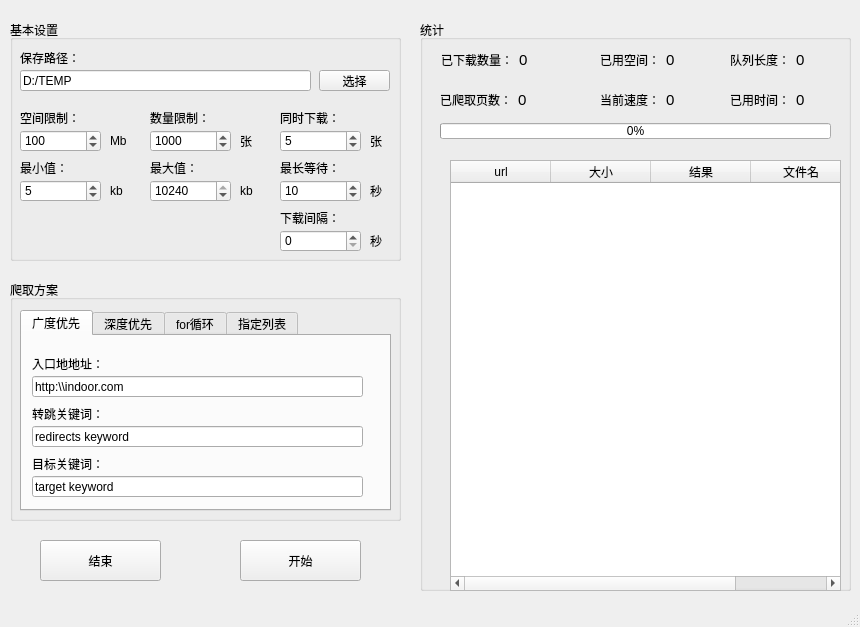
Above: Hunter/mainwindow.ui from BlackCarDriver/ImagesHunter before the change. Below: the same form after it.
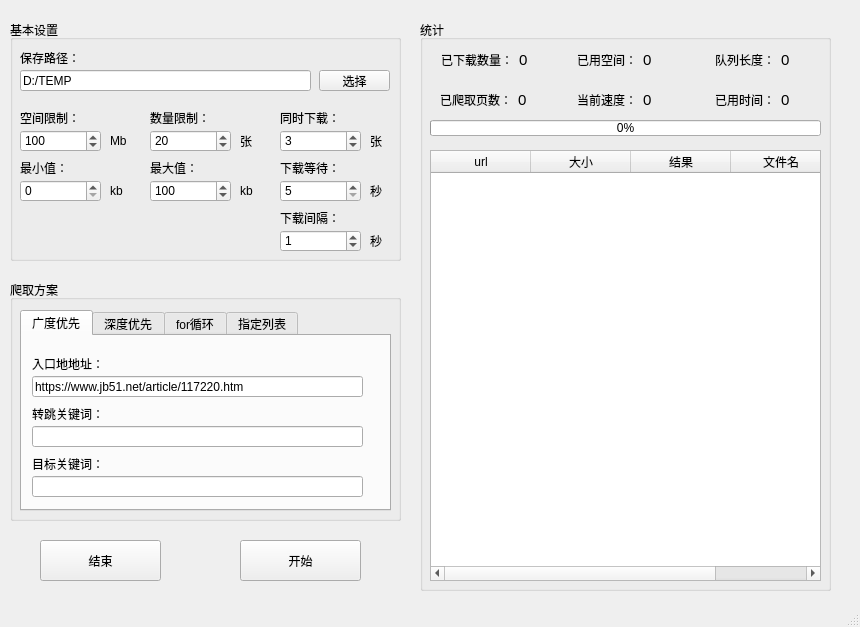
That is the form after the change.

Patch:
```diff
--- a/Hunter/mainwindow.ui
+++ b/Hunter/mainwindow.ui
@@ -152,7 +152,7 @@
       <number>90000</number>
      </property>
      <property name="value">
-      <number>1000</number>
+      <number>20</number>
      </property>
     </widget>
     <widget class="QSpinBox" name="spin_base_threadLimit">
@@ -171,7 +171,7 @@
       <number>10</number>
      </property>
      <property name="value">
-      <number>5</number>
+      <number>3</number>
      </property>
     </widget>
     <widget class="QLabel" name="lable_threadNum">
@@ -239,7 +239,7 @@
       <number>10240</number>
      </property>
      <property name="value">
-      <number>5</number>
+      <number>0</number>
      </property>
     </widget>
     <widget class="QLabel" name="label_12">
@@ -268,7 +268,7 @@
       <number>10240</number>
      </property>
      <property name="value">
-      <number>10240</number>
+      <number>100</number>
      </property>
     </widget>
     <widget class="QLabel" name="label_maximumSize">
@@ -313,7 +313,7 @@
       <number>30</number>
      </property>
      <property name="value">
-      <number>10</number>
+      <number>5</number>
      </property>
     </widget>
     <widget class="QLabel" name="label_longestWait">
@@ -326,7 +326,7 @@
       </rect>
      </property>
      <property name="text">
-      <string>最长等待：</string>
+      <string>下载等待：</string>
      </property>
     </widget>
     <widget class="QLabel" name="label_interval">
@@ -358,7 +358,7 @@
       <number>30</number>
      </property>
      <property name="value">
-      <number>0</number>
+      <number>1</number>
      </property>
     </widget>
     <widget class="QLabel" name="label_17">
@@ -413,7 +413,7 @@
         </rect>
        </property>
        <property name="text">
-        <string>http:\\indoor.com</string>
+        <string>https://www.jb51.net/article/117220.htm</string>
        </property>
       </widget>
       <widget class="QLabel" name="label_bfs_pathTP">
@@ -439,7 +439,7 @@
         </rect>
        </property>
        <property name="text">
-        <string>redirects keyword</string>
+        <string/>
        </property>
       </widget>
       <widget class="QLabel" name="label_bfs_lineKey">
@@ -478,7 +478,7 @@
         </rect>
        </property>
        <property name="text">
-        <string>target keyword</string>
+        <string/>
        </property>
       </widget>
      </widget>
@@ -706,7 +706,7 @@
      <rect>
       <x>420</x>
       <y>20</y>
-      <width>431</width>
+      <width>411</width>
       <height>571</height>
      </rect>
     </property>
@@ -716,10 +716,10 @@
     <widget class="QWidget" name="layoutWidget">
      <property name="geometry">
       <rect>
-       <x>180</x>
+       <x>157</x>
        <y>30</y>
-       <width>88</width>
-       <height>19</height>
+       <width>121</width>
+       <height>20</height>
       </rect>
      </property>
      <layout class="QHBoxLayout" name="horizontalLayout_2">
@@ -752,7 +752,7 @@
       <rect>
        <x>20</x>
        <y>70</y>
-       <width>118</width>
+       <width>121</width>
        <height>19</height>
       </rect>
      </property>
@@ -784,10 +784,10 @@
     <widget class="QWidget" name="layoutWidget_3">
      <property name="geometry">
       <rect>
-       <x>180</x>
+       <x>157</x>
        <y>70</y>
-       <width>88</width>
-       <height>19</height>
+       <width>121</width>
+       <height>20</height>
       </rect>
      </property>
      <layout class="QHBoxLayout" name="horizontalLayout_4">
@@ -818,8 +818,8 @@
     <widget class="QTableWidget" name="static_list">
      <property name="geometry">
       <rect>
-       <x>30</x>
-       <y>140</y>
+       <x>10</x>
+       <y>130</y>
        <width>391</width>
        <height>431</height>
       </rect>
@@ -850,7 +850,7 @@
       <rect>
        <x>21</x>
        <y>30</y>
-       <width>88</width>
+       <width>121</width>
        <height>19</height>
       </rect>
      </property>
@@ -882,8 +882,8 @@
     <widget class="QProgressBar" name="static_progressbar">
      <property name="geometry">
       <rect>
-       <x>20</x>
-       <y>103</y>
+       <x>10</x>
+       <y>100</y>
        <width>391</width>
        <height>16</height>
       </rect>
@@ -895,10 +895,10 @@
     <widget class="QWidget" name="layoutWidget">
      <property name="geometry">
       <rect>
-       <x>310</x>
+       <x>295</x>
        <y>70</y>
-       <width>76</width>
-       <height>19</height>
+       <width>101</width>
+       <height>20</height>
       </rect>
      </property>
      <layout class="QHBoxLayout" name="horizontalLayout_5">
@@ -929,10 +929,10 @@
     <widget class="QWidget" name="layoutWidget">
      <property name="geometry">
       <rect>
-       <x>310</x>
+       <x>295</x>
        <y>30</y>
-       <width>76</width>
-       <height>19</height>
+       <width>101</width>
+       <height>20</height>
       </rect>
      </property>
      <layout class="QHBoxLayout" name="horizontalLayout_6">
```
